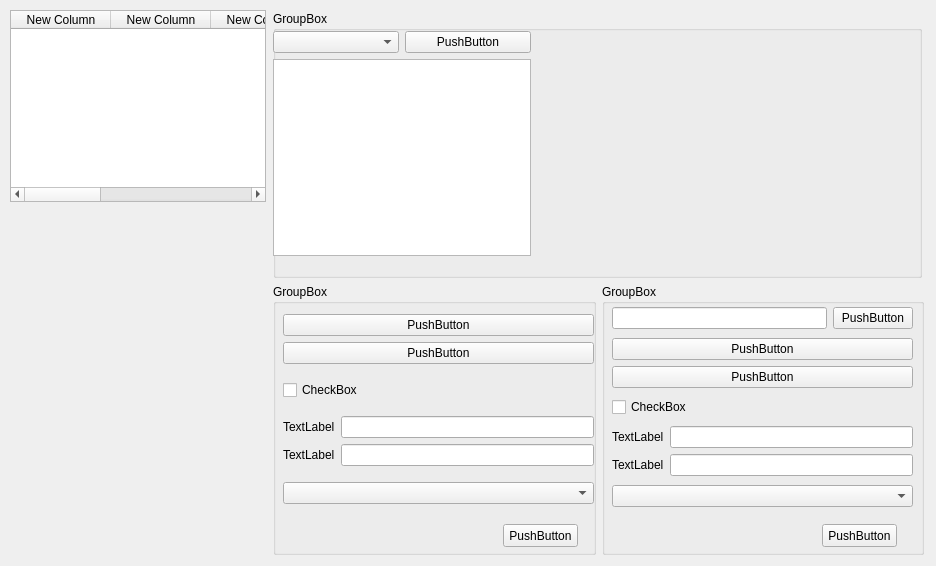
Above: sourcecode/26MobileTool/EmmcRawWidget.ui from sauantao/AndroidMobileSolution before the change. Below: the same form after it.
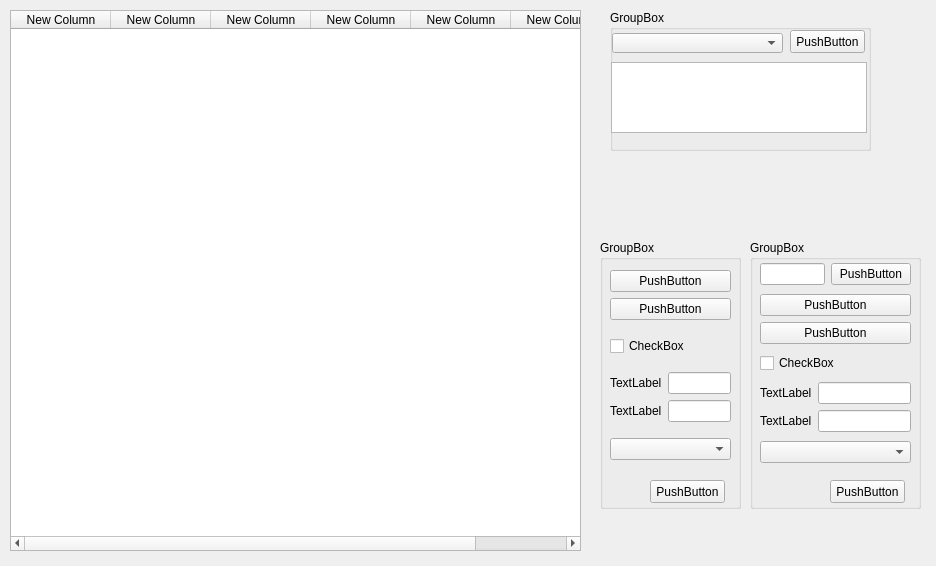
That is the form after the change.

Diff of the .ui file:
```diff
--- a/sourcecode/26MobileTool/EmmcRawWidget.ui
+++ b/sourcecode/26MobileTool/EmmcRawWidget.ui
@@ -18,60 +18,103 @@
     <rect>
      <x>10</x>
      <y>10</y>
+     <width>571</width>
+     <height>541</height>
+    </rect>
+   </property>
+   <column>
+    <property name="text">
+     <string>New Column</string>
+    </property>
+   </column>
+   <column>
+    <property name="text">
+     <string>New Column</string>
+    </property>
+   </column>
+   <column>
+    <property name="text">
+     <string>New Column</string>
+    </property>
+   </column>
+   <column>
+    <property name="text">
+     <string>New Column</string>
+    </property>
+   </column>
+   <column>
+    <property name="text">
+     <string>New Column</string>
+    </property>
+   </column>
+   <column>
+    <property name="text">
+     <string>New Column</string>
+    </property>
+   </column>
+  </widget>
+  <widget class="QGroupBox" name="groupBox">
+   <property name="geometry">
+    <rect>
+     <x>610</x>
+     <y>10</y>
+     <width>261</width>
+     <height>141</height>
+    </rect>
+   </property>
+   <property name="title">
+    <string>GroupBox</string>
+   </property>
+   <widget class="QTextEdit" name="textEdit">
+    <property name="geometry">
+     <rect>
+      <x>1</x>
+      <y>52</y>
      <width>256</width>
-     <height>192</height>
-    </rect>
-   </property>
-   <column>
-    <property name="text">
-     <string>New Column</string>
+      <height>71</height>
+     </rect>
+    </property>
+   </widget>
+   <widget class="QComboBox" name="comboBox">
+    <property name="geometry">
+     <rect>
+      <x>2</x>
+      <y>23</y>
+      <width>171</width>
+      <height>20</height>
+     </rect>
     </property>
-   </column>
-   <column>
-    <property name="text">
-     <string>New Column</string>
-    </property>
-   </column>
-   <column>
-    <property name="text">
-     <string>New Column</string>
-    </property>
-   </column>
-   <column>
-    <property name="text">
-     <string>New Column</string>
-    </property>
-   </column>
-   <column>
-    <property name="text">
-     <string>New Column</string>
-    </property>
-   </column>
-   <column>
-    <property name="text">
-     <string>New Column</string>
-    </property>
-   </column>
-  </widget>
-  <widget class="QWidget" name="">
+   </widget>
+   <widget class="QPushButton" name="pushButton">
    <property name="geometry">
     <rect>
-     <x>273</x>
-     <y>284</y>
-     <width>651</width>
-     <height>271</height>
-    </rect>
-   </property>
-   <layout class="QHBoxLayout" name="horizontalLayout_4">
-    <item>
+      <x>180</x>
+      <y>20</y>
+      <width>75</width>
+      <height>23</height>
+     </rect>
+    </property>
+    <property name="text">
+     <string>PushButton</string>
+    </property>
+   </widget>
+  </widget>
      <widget class="QGroupBox" name="groupBox_2">
+   <property name="geometry">
+    <rect>
+     <x>600</x>
+     <y>240</y>
+     <width>141</width>
+     <height>269</height>
+    </rect>
+   </property>
       <property name="title">
        <string>GroupBox</string>
       </property>
       <widget class="QPushButton" name="pushButton_4">
        <property name="geometry">
         <rect>
-         <x>230</x>
+      <x>50</x>
          <y>240</y>
          <width>75</width>
          <height>23</height>
@@ -86,7 +129,7 @@
         <rect>
          <x>10</x>
          <y>20</y>
-         <width>311</width>
+      <width>121</width>
          <height>211</height>
         </rect>
        </property>
@@ -154,16 +197,22 @@
        </layout>
       </widget>
      </widget>
-    </item>
-    <item>
      <widget class="QGroupBox" name="groupBox_3">
+   <property name="geometry">
+    <rect>
+     <x>750</x>
+     <y>240</y>
+     <width>171</width>
+     <height>269</height>
+    </rect>
+   </property>
       <property name="title">
        <string>GroupBox</string>
       </property>
       <widget class="QPushButton" name="pushButton_8">
        <property name="geometry">
         <rect>
-         <x>220</x>
+      <x>80</x>
          <y>240</y>
          <width>75</width>
          <height>23</height>
@@ -178,7 +227,7 @@
         <rect>
          <x>10</x>
          <y>20</y>
-         <width>301</width>
+      <width>151</width>
          <height>211</height>
         </rect>
        </property>
@@ -256,51 +305,6 @@
         </item>
         <item>
          <widget class="QComboBox" name="comboBox_3"/>
-        </item>
-       </layout>
-      </widget>
-     </widget>
-    </item>
-   </layout>
-  </widget>
-  <widget class="QGroupBox" name="groupBox">
-   <property name="geometry">
-    <rect>
-     <x>273</x>
-     <y>11</y>
-     <width>649</width>
-     <height>267</height>
-    </rect>
-   </property>
-   <property name="title">
-    <string>GroupBox</string>
-   </property>
-   <widget class="QWidget" name="layoutWidget">
-    <property name="geometry">
-     <rect>
-      <x>0</x>
-      <y>20</y>
-      <width>258</width>
-      <height>225</height>
-     </rect>
-    </property>
-    <layout class="QVBoxLayout" name="verticalLayout_9">
-     <item>
-      <layout class="QHBoxLayout" name="horizontalLayout_5">
-       <item>
-        <widget class="QComboBox" name="comboBox"/>
-       </item>
-       <item>
-        <widget class="QPushButton" name="pushButton">
-         <property name="text">
-          <string>PushButton</string>
-         </property>
-        </widget>
-       </item>
-      </layout>
-     </item>
-     <item>
-      <widget class="QTextEdit" name="textEdit"/>
      </item>
     </layout>
    </widget>
```
Lines whose indentation alone changed are shown as unchanged.
